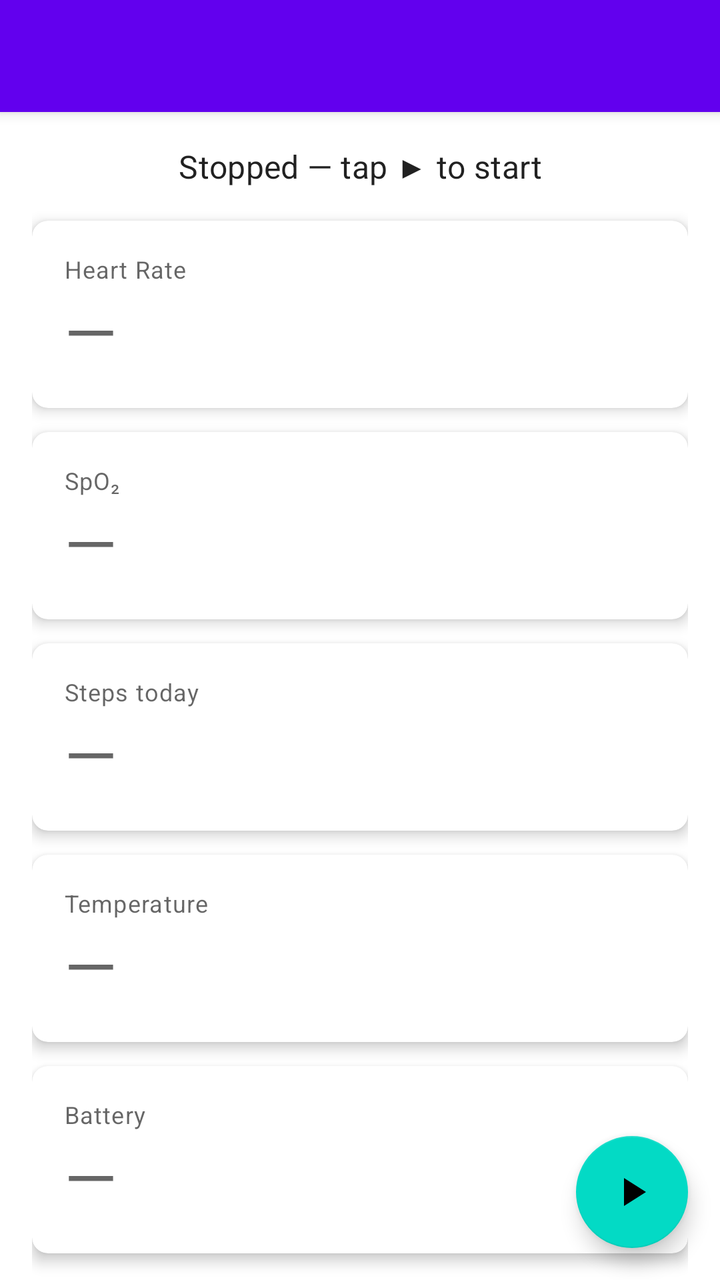
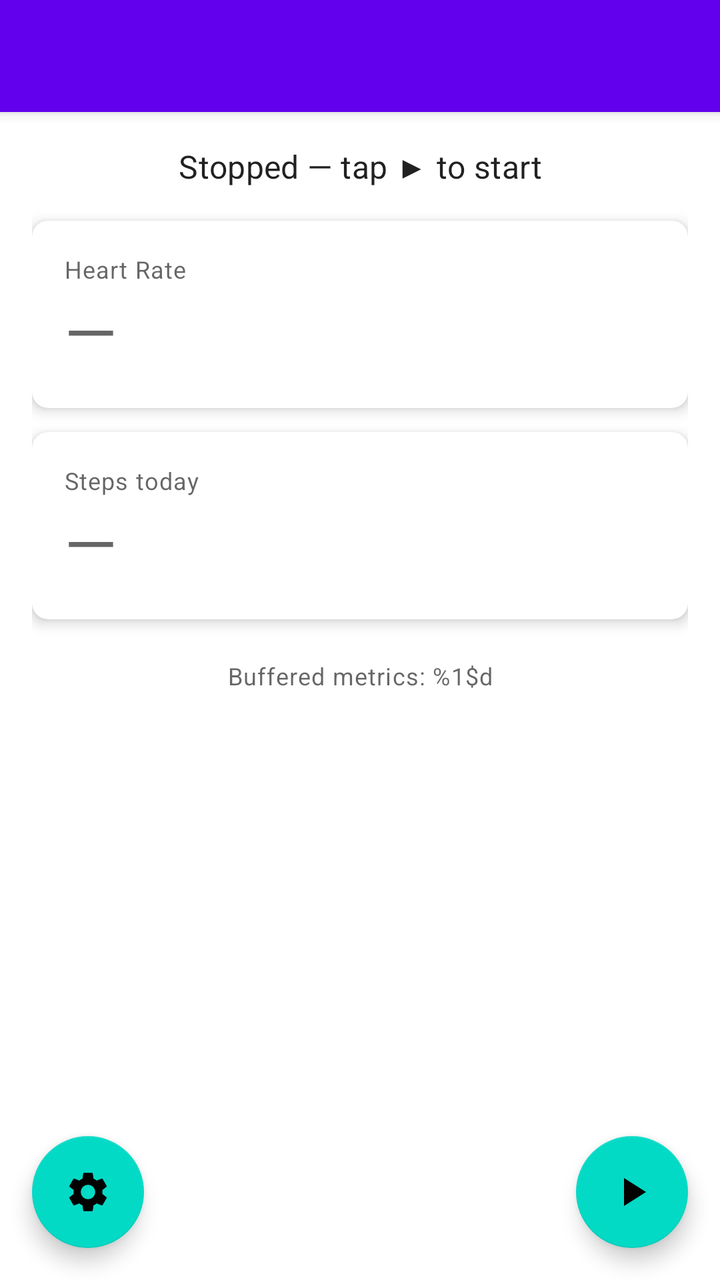

Two renders of the same Android screen: before a commit and after it. Below are the layout's source before the change and the commit's diff.
<!-- AndroidManifest.xml: application theme Theme.Grafit -->
<!-- res/layout/activity_main.xml -->
<?xml version="1.0" encoding="utf-8"?>
<androidx.coordinatorlayout.widget.CoordinatorLayout
    xmlns:android="http://schemas.android.com/apk/res/android"
    xmlns:app="http://schemas.android.com/apk/res-auto"
    xmlns:tools="http://schemas.android.com/tools"
    android:layout_width="match_parent"
    android:layout_height="match_parent"
    tools:context=".MainActivity">

    <com.google.android.material.appbar.AppBarLayout
        android:layout_width="match_parent"
        android:layout_height="wrap_content"
        android:theme="@style/ThemeOverlay.MaterialComponents.Dark.ActionBar">

        <androidx.appcompat.widget.Toolbar
            android:id="@+id/toolbar"
            android:layout_width="match_parent"
            android:layout_height="?attr/actionBarSize"
            app:popupTheme="@style/ThemeOverlay.MaterialComponents.Light" />
    </com.google.android.material.appbar.AppBarLayout>

    <androidx.core.widget.NestedScrollView
        android:layout_width="match_parent"
        android:layout_height="match_parent"
        app:layout_behavior="@string/appbar_scrolling_view_behavior">

        <LinearLayout
            android:layout_width="match_parent"
            android:layout_height="wrap_content"
            android:orientation="vertical"
            android:padding="16dp">

            
            <TextView
                android:id="@+id/tv_status"
                android:layout_width="match_parent"
                android:layout_height="wrap_content"
                android:layout_marginBottom="16dp"
                android:gravity="center"
                android:textAppearance="?attr/textAppearanceSubtitle1"
                android:text="@string/status_stopped" />

            
            <com.google.android.material.card.MaterialCardView
                android:layout_width="match_parent"
                android:layout_height="wrap_content"
                android:layout_marginBottom="12dp"
                app:cardElevation="4dp"
                app:cardCornerRadius="8dp">

                <LinearLayout
                    android:layout_width="match_parent"
                    android:layout_height="wrap_content"
                    android:orientation="vertical"
                    android:padding="16dp">

                    <TextView
                        android:layout_width="match_parent"
                        android:layout_height="wrap_content"
                        android:text="@string/label_heart_rate"
                        android:textAppearance="?attr/textAppearanceCaption" />

                    <TextView
                        android:id="@+id/tv_heart_rate"
                        android:layout_width="match_parent"
                        android:layout_height="wrap_content"
                        android:textAppearance="?attr/textAppearanceHeadline4"
                        android:text="@string/value_na" />
                </LinearLayout>
            </com.google.android.material.card.MaterialCardView>

            <com.google.android.material.card.MaterialCardView
                android:layout_width="match_parent"
                android:layout_height="wrap_content"
                android:layout_marginBottom="12dp"
                app:cardElevation="4dp"
                app:cardCornerRadius="8dp">

                <LinearLayout
                    android:layout_width="match_parent"
                    android:layout_height="wrap_content"
                    android:orientation="vertical"
                    android:padding="16dp">

                    <TextView
                        android:layout_width="match_parent"
                        android:layout_height="wrap_content"
                        android:text="@string/label_spo2"
                        android:textAppearance="?attr/textAppearanceCaption" />

                    <TextView
                        android:id="@+id/tv_sp_o2"
                        android:layout_width="match_parent"
                        android:layout_height="wrap_content"
                        android:textAppearance="?attr/textAppearanceHeadline4"
                        android:text="@string/value_na" />
                </LinearLayout>
            </com.google.android.material.card.MaterialCardView>

            <com.google.android.material.card.MaterialCardView
                android:layout_width="match_parent"
                android:layout_height="wrap_content"
                android:layout_marginBottom="12dp"
                app:cardElevation="4dp"
                app:cardCornerRadius="8dp">

                <LinearLayout
                    android:layout_width="match_parent"
                    android:layout_height="wrap_content"
                    android:orientation="vertical"
                    android:padding="16dp">

                    <TextView
                        android:layout_width="match_parent"
                        android:layout_height="wrap_content"
                        android:text="@string/label_steps"
                        android:textAppearance="?attr/textAppearanceCaption" />

                    <TextView
                        android:id="@+id/tv_steps"
                        android:layout_width="match_parent"
                        android:layout_height="wrap_content"
                        android:textAppearance="?attr/textAppearanceHeadline4"
                        android:text="@string/value_na" />
                </LinearLayout>
            </com.google.android.material.card.MaterialCardView>

            <com.google.android.material.card.MaterialCardView
                android:layout_width="match_parent"
                android:layout_height="wrap_content"
                android:layout_marginBottom="12dp"
                app:cardElevation="4dp"
                app:cardCornerRadius="8dp">

                <LinearLayout
                    android:layout_width="match_parent"
                    android:layout_height="wrap_content"
                    android:orientation="vertical"
                    android:padding="16dp">

                    <TextView
                        android:layout_width="match_parent"
                        android:layout_height="wrap_content"
                        android:text="@string/label_temperature"
                        android:textAppearance="?attr/textAppearanceCaption" />

                    <TextView
                        android:id="@+id/tv_temperature"
                        android:layout_width="match_parent"
                        android:layout_height="wrap_content"
                        android:textAppearance="?attr/textAppearanceHeadline4"
                        android:text="@string/value_na" />
                </LinearLayout>
            </com.google.android.material.card.MaterialCardView>

            <com.google.android.material.card.MaterialCardView
                android:layout_width="match_parent"
                android:layout_height="wrap_content"
                android:layout_marginBottom="12dp"
                app:cardElevation="4dp"
                app:cardCornerRadius="8dp">

                <LinearLayout
                    android:layout_width="match_parent"
                    android:layout_height="wrap_content"
                    android:orientation="vertical"
                    android:padding="16dp">

                    <TextView
                        android:layout_width="match_parent"
                        android:layout_height="wrap_content"
                        android:text="@string/label_battery"
                        android:textAppearance="?attr/textAppearanceCaption" />

                    <TextView
                        android:id="@+id/tv_battery"
                        android:layout_width="match_parent"
                        android:layout_height="wrap_content"
                        android:textAppearance="?attr/textAppearanceHeadline4"
                        android:text="@string/value_na" />
                </LinearLayout>
            </com.google.android.material.card.MaterialCardView>

            
            <TextView
                android:id="@+id/tv_buffer_count"
                android:layout_width="match_parent"
                android:layout_height="wrap_content"
                android:layout_marginTop="8dp"
                android:gravity="center"
                android:textAppearance="?attr/textAppearanceCaption"
                android:text="@string/label_buffer_count" />

        </LinearLayout>
    </androidx.core.widget.NestedScrollView>

    
    <com.google.android.material.floatingactionbutton.FloatingActionButton
        android:id="@+id/fab_toggle_stream"
        android:layout_width="wrap_content"
        android:layout_height="wrap_content"
        android:layout_gravity="bottom|end"
        android:layout_margin="16dp"
        android:contentDescription="@string/status_stopped"
        app:srcCompat="@drawable/ic_play" />

</androidx.coordinatorlayout.widget.CoordinatorLayout>
<!-- resources referenced by this layout -->
<resources>
  <!-- drawable ic_play (drawable) -->
  <vector xmlns:android="http://schemas.android.com/apk/res/android"
      android:width="24dp"
      android:height="24dp"
      android:viewportWidth="24"
      android:viewportHeight="24"
      android:tint="?attr/colorControlNormal">
      <path
          android:fillColor="@android:color/white"
          android:pathData="M8,5v14l11,-7z" />
  </vector>
  <string name="label_battery">Battery</string>
  <string name="label_buffer_count">Buffered metrics: %1$d</string>
  <string name="label_heart_rate">Heart Rate</string>
  <string name="label_spo2">SpO₂</string>
  <string name="label_steps">Steps today</string>
  <string name="label_temperature">Temperature</string>
  <string name="status_stopped">Stopped — tap ▶ to start</string>
  <string name="value_na">—</string>
  <style name="Theme.Grafit" parent="Theme.MaterialComponents.DayNight.NoActionBar">
          <item name="colorPrimary">@color/colorPrimary</item>
          <item name="colorPrimaryVariant">@color/colorPrimaryDark</item>
          <item name="colorOnPrimary">@color/white</item>
          <item name="colorSecondary">@color/teal_200</item>
          <item name="colorSecondaryVariant">@color/teal_700</item>
          <item name="colorOnSecondary">@color/black</item>
          <item name="android:statusBarColor" tools:targetApi="l">?attr/colorPrimaryVariant</item>
      </style>
  <color name="colorPrimary">#FF6200EE</color>
  <color name="colorPrimaryDark">#FF3700B3</color>
  <color name="white">#FFFFFFFF</color>
  <color name="teal_200">#FF03DAC5</color>
  <color name="teal_700">#FF018786</color>
  <color name="black">#FF000000</color>
</resources>

<!-- the commit's change to res/layout/activity_main.xml (unified diff, before → after) -->
@@ -85,95 +85,11 @@
                     <TextView
                         android:layout_width="match_parent"
                         android:layout_height="wrap_content"
-                        android:text="@string/label_spo2"
-                        android:textAppearance="?attr/textAppearanceCaption" />
-
-                    <TextView
-                        android:id="@+id/tv_sp_o2"
-                        android:layout_width="match_parent"
-                        android:layout_height="wrap_content"
-                        android:textAppearance="?attr/textAppearanceHeadline4"
-                        android:text="@string/value_na" />
-                </LinearLayout>
-            </com.google.android.material.card.MaterialCardView>
-
-            <com.google.android.material.card.MaterialCardView
-                android:layout_width="match_parent"
-                android:layout_height="wrap_content"
-                android:layout_marginBottom="12dp"
-                app:cardElevation="4dp"
-                app:cardCornerRadius="8dp">
-
-                <LinearLayout
-                    android:layout_width="match_parent"
-                    android:layout_height="wrap_content"
-                    android:orientation="vertical"
-                    android:padding="16dp">
-
-                    <TextView
-                        android:layout_width="match_parent"
-                        android:layout_height="wrap_content"
                         android:text="@string/label_steps"
                         android:textAppearance="?attr/textAppearanceCaption" />
 
                     <TextView
                         android:id="@+id/tv_steps"
-                        android:layout_width="match_parent"
-                        android:layout_height="wrap_content"
-                        android:textAppearance="?attr/textAppearanceHeadline4"
-                        android:text="@string/value_na" />
-                </LinearLayout>
-            </com.google.android.material.card.MaterialCardView>
-
-            <com.google.android.material.card.MaterialCardView
-                android:layout_width="match_parent"
-                android:layout_height="wrap_content"
-                android:layout_marginBottom="12dp"
-                app:cardElevation="4dp"
-                app:cardCornerRadius="8dp">
-
-                <LinearLayout
-                    android:layout_width="match_parent"
-                    android:layout_height="wrap_content"
-                    android:orientation="vertical"
-                    android:padding="16dp">
-
-                    <TextView
-                        android:layout_width="match_parent"
-                        android:layout_height="wrap_content"
-                        android:text="@string/label_temperature"
-                        android:textAppearance="?attr/textAppearanceCaption" />
-
-                    <TextView
-                        android:id="@+id/tv_temperature"
-                        android:layout_width="match_parent"
-                        android:layout_height="wrap_content"
-                        android:textAppearance="?attr/textAppearanceHeadline4"
-                        android:text="@string/value_na" />
-                </LinearLayout>
-            </com.google.android.material.card.MaterialCardView>
-
-            <com.google.android.material.card.MaterialCardView
-                android:layout_width="match_parent"
-                android:layout_height="wrap_content"
-                android:layout_marginBottom="12dp"
-                app:cardElevation="4dp"
-                app:cardCornerRadius="8dp">
-
-                <LinearLayout
-                    android:layout_width="match_parent"
-                    android:layout_height="wrap_content"
-                    android:orientation="vertical"
-                    android:padding="16dp">
-
-                    <TextView
-                        android:layout_width="match_parent"
-                        android:layout_height="wrap_content"
-                        android:text="@string/label_battery"
-                        android:textAppearance="?attr/textAppearanceCaption" />
-
-                    <TextView
-                        android:id="@+id/tv_battery"
                         android:layout_width="match_parent"
                         android:layout_height="wrap_content"
                         android:textAppearance="?attr/textAppearanceHeadline4"
@@ -204,4 +120,14 @@
         android:contentDescription="@string/status_stopped"
         app:srcCompat="@drawable/ic_play" />
 
+    
+    <com.google.android.material.floatingactionbutton.FloatingActionButton
+        android:id="@+id/fab_settings"
+        android:layout_width="wrap_content"
+        android:layout_height="wrap_content"
+        android:layout_gravity="bottom|start"
+        android:layout_margin="16dp"
+        android:contentDescription="@string/title_settings"
+        app:srcCompat="@drawable/ic_settings" />
+
 </androidx.coordinatorlayout.widget.CoordinatorLayout>
<!-- resource entries referenced after the edit -->
@@ -11,13 +11,22 @@
           android:fillColor="@android:color/white"
           android:pathData="M8,5v14l11,-7z" />
   </vector>
-  <string name="label_battery">Battery</string>
+  <!-- drawable ic_settings (drawable) -->
+  <vector xmlns:android="http://schemas.android.com/apk/res/android"
+      android:width="24dp"
+      android:height="24dp"
+      android:viewportWidth="24"
+      android:viewportHeight="24"
+      android:tint="?attr/colorControlNormal">
+      <path
+          android:fillColor="@android:color/white"
+          android:pathData="M19.14,12.94c0.04,-0.3 0.06,-0.61 0.06,-0.94c0,-0.32 -0.02,-0.64 -0.07,-0.94l2.03,-1.58c0.18,-0.14 0.23,-0.41 0.12,-0.61l-1.92,-3.32c-0.12,-0.22 -0.37,-0.29 -0.59,-0.22l-2.39,0.96c-0.5,-0.38 -1.03,-0.7 -1.62,-0.94L14.4,2.81c-0.04,-0.24 -0.24,-0.41 -0.48,-0.41h-3.84c-0.24,0 -0.43,0.17 -0.47,0.41L9.25,5.35C8.66,5.59 8.12,5.92 7.63,6.29L5.24,5.33c-0.22,-0.08 -0.47,0 -0.59,0.22L2.74,8.87C2.62,9.08 2.66,9.34 2.86,9.48l2.03,1.58C4.84,11.36 4.8,11.69 4.8,12s0.02,0.64 0.07,0.94l-2.03,1.58c-0.18,0.14 -0.23,0.41 -0.12,0.61l1.92,3.32c0.12,0.22 0.37,0.29 0.59,0.22l2.39,-0.96c0.5,0.38 1.03,0.7 1.62,0.94l0.36,2.54c0.05,0.24 0.24,0.41 0.48,0.41h3.84c0.24,0 0.44,-0.17 0.47,-0.41l0.36,-2.54c0.59,-0.24 1.13,-0.56 1.62,-0.94l2.39,0.96c0.22,0.08 0.47,0 0.59,-0.22l1.92,-3.32c0.12,-0.22 0.07,-0.47 -0.12,-0.61L19.14,12.94zM12,15.6c-1.98,0 -3.6,-1.62 -3.6,-3.6s1.62,-3.6 3.6,-3.6s3.6,1.62 3.6,3.6S13.98,15.6 12,15.6z" />
+  </vector>
   <string name="label_buffer_count">Buffered metrics: %1$d</string>
   <string name="label_heart_rate">Heart Rate</string>
-  <string name="label_spo2">SpO₂</string>
   <string name="label_steps">Steps today</string>
-  <string name="label_temperature">Temperature</string>
   <string name="status_stopped">Stopped — tap ▶ to start</string>
+  <string name="title_settings">Settings</string>
   <string name="value_na">—</string>
   <style name="Theme.Grafit" parent="Theme.MaterialComponents.DayNight.NoActionBar">
           <item name="colorPrimary">@color/colorPrimary</item>
